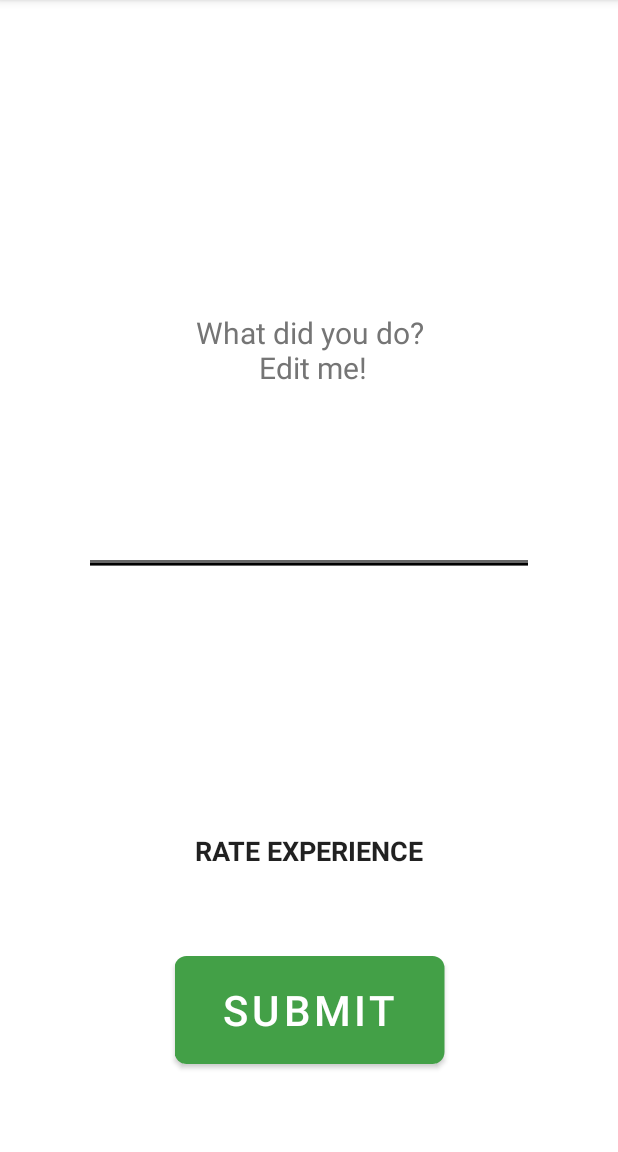
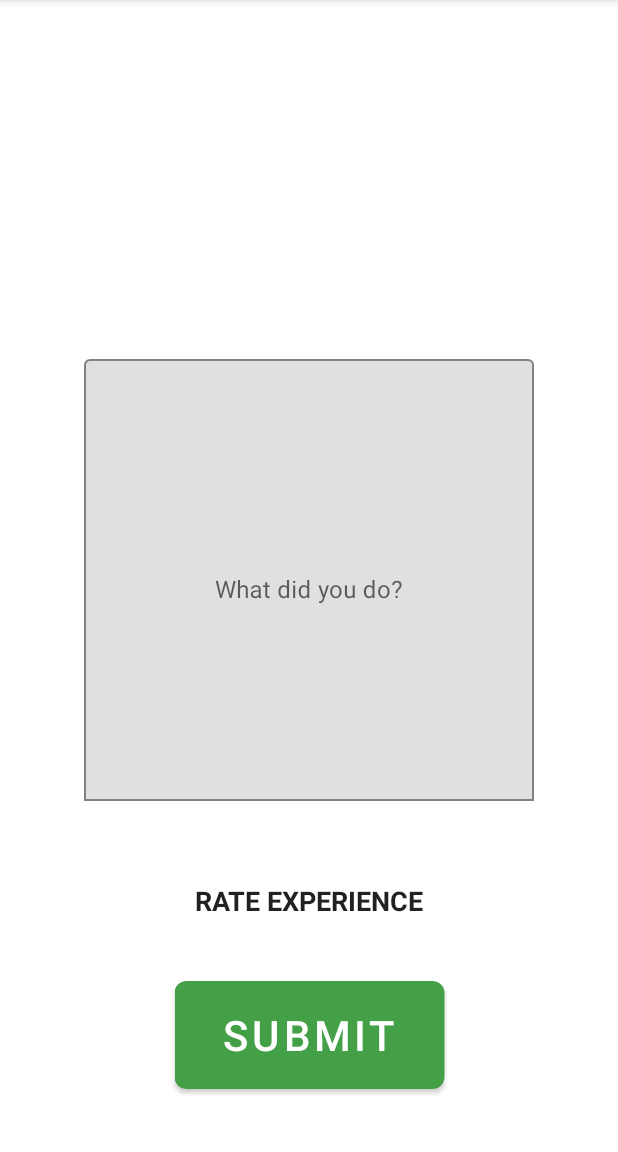
Before and after one commit to JonathanTNgo/Go-Touch-Grass, an Android app: the Frag_rating screen opened through its navigation route, on a phone screen of 412 x 824 dp, the part 84-1236 px from its top. Run offline under Robolectric (Android 15) with nearby library versions, the phone set to English and light mode, and no system bars.

Commit message:
TextEdit

```diff
--- a/app/src/main/java/com/john/gotouchgrass/model/GrassViewModel.kt
+++ b/app/src/main/java/com/john/gotouchgrass/model/GrassViewModel.kt
@@ -19,7 +19,7 @@ class GrassViewModel: ViewModel() {
     }
 
     fun getTime(): Double {
-        return (timeTotal / 1000.0)
+        return (timeTotal / 1000.0 / 60)
     }
 
     fun resetTime() {
--- a/app/src/main/res/layout/fragment_frag_rating.xml
+++ b/app/src/main/res/layout/fragment_frag_rating.xml
@@ -1,45 +1,68 @@
 <?xml version="1.0" encoding="utf-8"?>
 <FrameLayout xmlns:android="http://schemas.android.com/apk/res/android"
+    xmlns:app="http://schemas.android.com/apk/res-auto"
     xmlns:tools="http://schemas.android.com/tools"
     android:layout_width="match_parent"
     android:layout_height="match_parent"
+    android:outlineProvider="paddedBounds"
     tools:context=".ui.order.Frag_rating">
 
-    <androidx.constraintlayout.widget.ConstraintLayout xmlns:android="http://schemas.android.com/apk/res/android"
-        xmlns:app="http://schemas.android.com/apk/res-auto"
-        xmlns:tools="http://schemas.android.com/tools"
+    <androidx.constraintlayout.widget.ConstraintLayout
         android:layout_width="match_parent"
         android:layout_height="match_parent"
         tools:context=".RatingScreen">
 
-        <!--This the TextBox that users can enter their description about their
-        time outside. -->
-        <EditText
+        <!--The cost of service is entered here-->
+        <com.google.android.material.textfield.TextInputLayout
             android:id="@+id/activity_text"
-            android:layout_width="300sp"
-            android:layout_height="300sp"
-            android:layout_centerInParent="true"
-            android:layout_marginBottom="300dp"
-            android:backgroundTintMode="add"
-            android:elegantTextHeight="false"
-            android:gravity="center"
-            android:hint="@string/hint_edit"
-            android:inputType="textMultiLine"
-            android:singleLine="false"
-            android:textAppearance="@style/TextAppearance.AppCompat.Body1"
-            android:textColorHint="#757575"
-            android:textSize="20sp"
+            android:layout_width="300dp"
+            android:layout_height="300dp"
+            android:hint="What did you do?"
+            android:outlineProvider="bounds"
             app:layout_constraintBottom_toBottomOf="parent"
             app:layout_constraintEnd_toEndOf="parent"
             app:layout_constraintStart_toStartOf="parent"
-            app:layout_constraintTop_toTopOf="parent"></EditText>
+            app:layout_constraintTop_toTopOf="parent"
+            app:boxBackgroundMode="outline">
+
+            <com.google.android.material.textfield.TextInputEditText
+                android:id="@+id/cost_of_service_edit_text"
+                android:layout_width="match_parent"
+                android:layout_height="match_parent"
+                android:gravity="center"
+                android:imeOptions="actionDone"
+                android:inputType="textMultiLine"
+                android:maxLength="400"/>
+
+        </com.google.android.material.textfield.TextInputLayout>
+
+        <!--This the TextBox that users can enter their description about their
+        time outside. -->
+        <!--        <EditText-->
+        <!--            android:id="@+id/activity_text"-->
+        <!--            android:layout_width="300sp"-->
+        <!--            android:layout_height="300sp"-->
+        <!--            android:layout_centerInParent="true"-->
+        <!--            android:layout_marginBottom="300dp"-->
+        <!--            android:backgroundTintMode="add"-->
+        <!--            android:elegantTextHeight="false"-->
+        <!--            android:gravity="center"-->
+        <!--            android:hint="@string/hint_edit"-->
+        <!--            android:inputType="textMultiLine"-->
+        <!--            android:singleLine="false"-->
+        <!--            android:textAppearance="@style/TextAppearance.AppCompat.Body1"-->
+        <!--            android:textColorHint="#757575"-->
+        <!--            android:textSize="20sp"-->
+        <!--            app:layout_constraintBottom_toBottomOf="parent"-->
+        <!--            app:layout_constraintEnd_toEndOf="parent"-->
+        <!--            app:layout_constraintStart_toStartOf="parent"-->
+        <!--            app:layout_constraintTop_toTopOf="parent"></EditText>-->
 
         <!--This text tells the user to rate their experience. -->
         <TextView
             android:id="@+id/rate_text"
             android:layout_width="wrap_content"
             android:layout_height="wrap_content"
-            android:layout_marginTop="100dp"
             android:text="@string/hint_rate"
             android:textAppearance="@style/TextAppearance.AppCompat.Body1"
             android:textSize="18sp"
--- a/app/src/main/res/values/strings.xml
+++ b/app/src/main/res/values/strings.xml
@@ -8,7 +8,7 @@
     <string name="home_button">Home</string>
     <string name="past_moments">Past Grass Moments</string>
     <string name="no_moments">You currently have no past Touch Grass moments.</string>
-    <string name="hint_edit">What did you do?\n Edit me!</string>
+    <string name="hint_edit">What did you do?</string>
     <string name="hint_rate">RATE EXPERIENCE</string>
     <string name="rating_bad">BAD</string>
     <string name="rating_good">GOOD</string>
```
